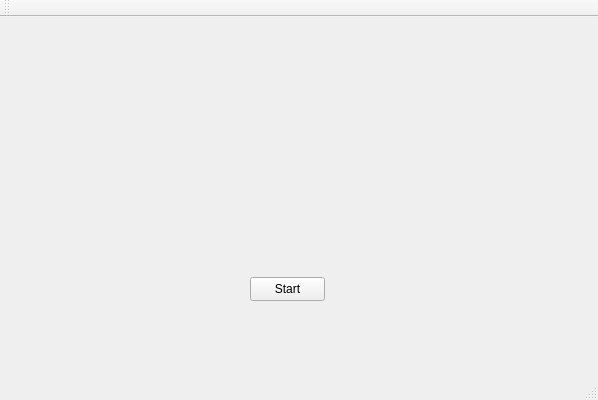
Old version of the form QTAI.ui in the repository NairodGH/QTAI.
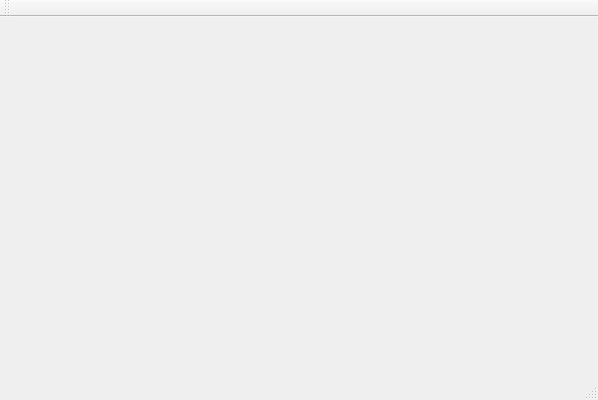
New version of the form.

Diff of the .ui file:
```diff
--- a/QTAI.ui
+++ b/QTAI.ui
@@ -13,21 +13,7 @@
   <property name="windowTitle">
    <string>QTAI</string>
   </property>
-  <widget class="QWidget" name="centralWidget">
-   <widget class="QPushButton" name="pushButton">
-    <property name="geometry">
-     <rect>
-      <x>250</x>
-      <y>260</y>
-      <width>75</width>
-      <height>24</height>
-     </rect>
-    </property>
-    <property name="text">
-     <string>Start</string>
-    </property>
-   </widget>
-  </widget>
+  <widget class="QWidget" name="centralWidget"/>
   <widget class="QMenuBar" name="menuBar">
    <property name="geometry">
     <rect>
```
